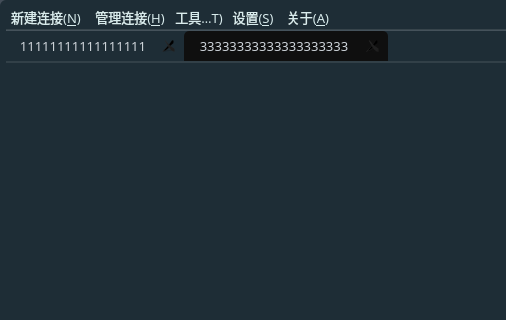
Above: mainwindow.ui from HuaGouFdog/Fdog-Kit before the change; both pictures show x 0 to 506 and y 0 to 320 of the 1077 by 672 pixel window. Below: the same form after it.
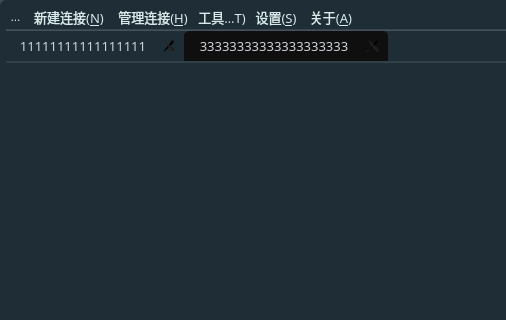
That is the form after the change. The open tabs and pages were chosen to show the change. Icons and pictures are not drawn.

Patch:
```diff
--- a/mainwindow.ui
+++ b/mainwindow.ui
@@ -103,6 +103,42 @@
        <property name="bottomMargin">
         <number>2</number>
        </property>
+       <item>
+        <widget class="QToolButton" name="toolButton">
+         <property name="styleSheet">
+          <string notr="true">QToolButton {
+	
+	color: rgb(217, 236, 237);
+	background-color: rgba(255, 255, 255, 0);
+	border: none;
+}
+
+QToolButton::menu-indicator { 
+	image: None;
+}
+
+ 
+QToolButton:hover {
+	color: rgb(255, 255, 255);
+	background-color: rgba(255, 255, 255, 0);
+	border: none;
+}</string>
+         </property>
+         <property name="text">
+          <string>...</string>
+         </property>
+         <property name="icon">
+          <iconset resource="lib.qrc">
+           <normaloff>:/lib/icon9.png</normaloff>:/lib/icon9.png</iconset>
+         </property>
+         <property name="iconSize">
+          <size>
+           <width>20</width>
+           <height>20</height>
+          </size>
+         </property>
+        </widget>
+       </item>
        <item>
         <widget class="QToolButton" name="toolButton_newCreate">
          <property name="minimumSize">
```
Left out of the diff: 5 changed lines with no effect on the pictures.
